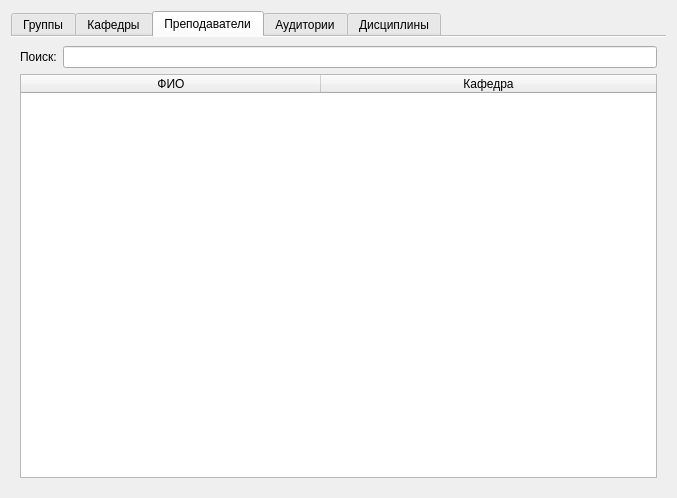
First picture: the form in catalogsform.ui, repository lex1133/ScheduleV2, before the edit.
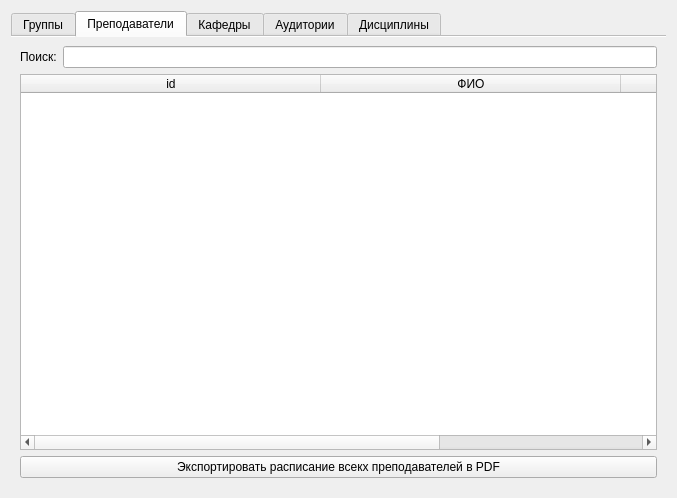
Second picture: the form after the edit. The open tabs and pages were chosen to show the change.

```diff
--- a/catalogsform.ui
+++ b/catalogsform.ui
@@ -116,7 +116,83 @@
        <item row="2" column="0" colspan="2">
         <widget class="QPushButton" name="ExportAllClassesButton">
          <property name="text">
-          <string>Экспортировать все группы в PDF</string>
+          <string>Экспортировать расписание всех групп в PDF</string>
+         </property>
+        </widget>
+       </item>
+      </layout>
+     </widget>
+     <widget class="QWidget" name="CatalogsTeachersTab">
+      <attribute name="title">
+       <string>Преподаватели</string>
+      </attribute>
+      <layout class="QGridLayout" name="gridLayout_3">
+       <item row="0" column="0">
+        <widget class="QLabel" name="TeachersSearchLabel">
+         <property name="text">
+          <string>Поиск:</string>
+         </property>
+        </widget>
+       </item>
+       <item row="0" column="1">
+        <widget class="QLineEdit" name="TeachersSearchLine"/>
+       </item>
+       <item row="1" column="0" colspan="2">
+        <widget class="QTableWidget" name="CatalogsTeachersTable">
+         <property name="editTriggers">
+          <set>QAbstractItemView::NoEditTriggers</set>
+         </property>
+         <property name="showDropIndicator" stdset="0">
+          <bool>false</bool>
+         </property>
+         <property name="selectionMode">
+          <enum>QAbstractItemView::ExtendedSelection</enum>
+         </property>
+         <property name="selectionBehavior">
+          <enum>QAbstractItemView::SelectRows</enum>
+         </property>
+         <property name="sortingEnabled">
+          <bool>false</bool>
+         </property>
+         <attribute name="horizontalHeaderCascadingSectionResizes">
+          <bool>false</bool>
+         </attribute>
+         <attribute name="horizontalHeaderDefaultSectionSize">
+          <number>300</number>
+         </attribute>
+         <attribute name="horizontalHeaderMinimumSectionSize">
+          <number>300</number>
+         </attribute>
+         <attribute name="horizontalHeaderStretchLastSection">
+          <bool>true</bool>
+         </attribute>
+         <attribute name="verticalHeaderShowSortIndicator" stdset="0">
+          <bool>false</bool>
+         </attribute>
+         <attribute name="verticalHeaderStretchLastSection">
+          <bool>false</bool>
+         </attribute>
+         <column>
+          <property name="text">
+           <string>id</string>
+          </property>
+         </column>
+         <column>
+          <property name="text">
+           <string>ФИО</string>
+          </property>
+         </column>
+         <column>
+          <property name="text">
+           <string>Кафедра</string>
+          </property>
+         </column>
+        </widget>
+       </item>
+       <item row="2" column="0" colspan="2">
+        <widget class="QPushButton" name="ExportAllTeachersButton">
+         <property name="text">
+          <string>Экспортировать расписание всекх преподавателей в PDF</string>
          </property>
         </widget>
        </item>
@@ -213,70 +289,6 @@
        </item>
       </layout>
      </widget>
-     <widget class="QWidget" name="CatalogsTeachersTab">
-      <attribute name="title">
-       <string>Преподаватели</string>
-      </attribute>
-      <layout class="QGridLayout" name="gridLayout_3">
-       <item row="0" column="0">
-        <widget class="QLabel" name="TeachersSearchLabel">
-         <property name="text">
-          <string>Поиск:</string>
-         </property>
-        </widget>
-       </item>
-       <item row="0" column="1">
-        <widget class="QLineEdit" name="TeachersSearchLine"/>
-       </item>
-       <item row="1" column="0" colspan="2">
-        <widget class="QTableWidget" name="CatalogsTeachersTable">
-         <property name="editTriggers">
-          <set>QAbstractItemView::NoEditTriggers</set>
-         </property>
-         <property name="showDropIndicator" stdset="0">
-          <bool>false</bool>
-         </property>
-         <property name="selectionMode">
-          <enum>QAbstractItemView::SingleSelection</enum>
-         </property>
-         <property name="selectionBehavior">
-          <enum>QAbstractItemView::SelectRows</enum>
-         </property>
-         <property name="sortingEnabled">
-          <bool>true</bool>
-         </property>
-         <attribute name="horizontalHeaderCascadingSectionResizes">
-          <bool>false</bool>
-         </attribute>
-         <attribute name="horizontalHeaderDefaultSectionSize">
-          <number>300</number>
-         </attribute>
-         <attribute name="horizontalHeaderMinimumSectionSize">
-          <number>300</number>
-         </attribute>
-         <attribute name="horizontalHeaderStretchLastSection">
-          <bool>true</bool>
-         </attribute>
-         <attribute name="verticalHeaderShowSortIndicator" stdset="0">
-          <bool>false</bool>
-         </attribute>
-         <attribute name="verticalHeaderStretchLastSection">
-          <bool>false</bool>
-         </attribute>
-         <column>
-          <property name="text">
-           <string>ФИО</string>
-          </property>
-         </column>
-         <column>
-          <property name="text">
-           <string>Кафедра</string>
-          </property>
-         </column>
-        </widget>
-       </item>
-      </layout>
-     </widget>
      <widget class="QWidget" name="CatalogsRoomsTab">
       <attribute name="title">
        <string>Аудитории</string>
```
Left out of the diff: 2 changed lines with no effect on the pictures.
